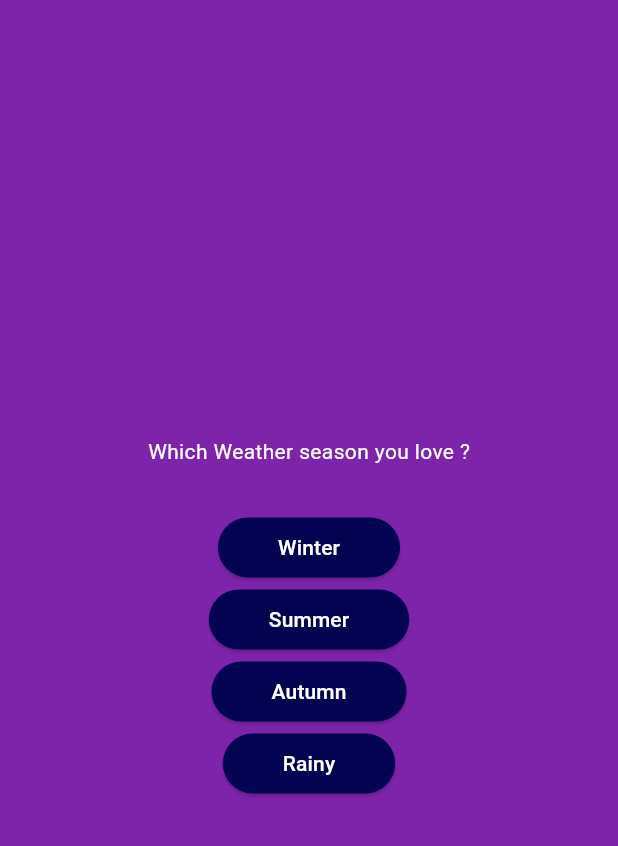
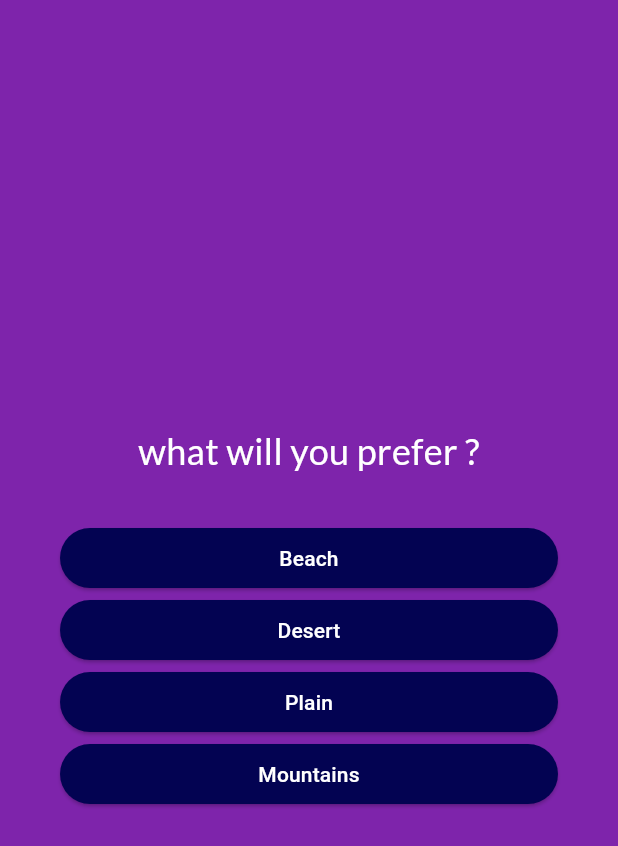
Before and after one commit to shubjain272001/Compatibility_test, a Flutter app: the screen it shows after launch, after a tap on "Start Quiz", after a tap on "Summer", on a phone screen of 412 x 824 dp. Shown: the top 846 px of the screen. Run offline on Flutter 3.47's test engine with Material 3 defaults, Android fonts, the phone set to English and light mode, and no system bars; our stand-ins replace google_fonts.

Commit message:
all screen assembled

```diff
--- a/lib/Models/Questions_define.dart
+++ b/lib/Models/Questions_define.dart
@@ -1,3 +1,6 @@
+
+import 'package:compatibilty_test/answerButton.dart';
+import 'package:compatibilty_test/data/Questions.dart';
 
 class question{
 
@@ -6,5 +9,11 @@ const question( this.text ,this.answers);
  final String text ;
  final List <String> answers ;
 
+ List<String> GetShuffledList() {
+
+  final shuffledList = List.of(answers) ;
+  shuffledList.shuffle();
+  return shuffledList ;
+ }
 
 }
--- a/lib/Questions_screen.dart
+++ b/lib/Questions_screen.dart
@@ -1,34 +1,58 @@
 import 'package:compatibilty_test/answerButton.dart';
 import 'package:flutter/material.dart';
 import 'package:compatibilty_test/data/Questions.dart';
-
+import 'package:google_fonts/google_fonts.dart';
 
 class Questions extends StatefulWidget {
-  const Questions({super.key});
+  const Questions({super.key,required this.OnselectAnswer ,});
 
+  final void Function(String answer) OnselectAnswer;
   @override
   State<Questions> createState() => _QuestionsState();
 }
 
 class _QuestionsState extends State<Questions> {
+  var currentquestion = 0;
+
+  void current_question_no(String selected_answer) {
+
+    widget.OnselectAnswer(selected_answer);
+      setState(() {
+        currentquestion++;
+      });
+    }
+
+
   @override
   Widget build(BuildContext context) {
 
-    var activebutton = questions[0];
+    var activebutton = questions[currentquestion];
     return SizedBox(
       width: double.infinity,
+      child: Container(
+        margin: EdgeInsets.all(40),
         child: Column(
+          crossAxisAlignment: CrossAxisAlignment.stretch,
           mainAxisAlignment: MainAxisAlignment.center,
           children: [
-          Text(activebutton.text,style: TextStyle(color: Colors.white),),
+            Text(
+              activebutton.text,
+              style: GoogleFonts.lato(
+                color: Colors.white,
+                fontSize: 24,
+              ),
+              textAlign: TextAlign.center,
+            ),
             const SizedBox(
               height: 30,
             ),
-          answerButton(() {}, activebutton.answers[0]),
-          answerButton(() {}, activebutton.answers[1]),
-          answerButton(() {}, activebutton.answers[2]),
-          answerButton(() {}, activebutton.answers[3]),
+            ...activebutton.GetShuffledList().map((answer) {
+              return answerButton( (){
+                current_question_no(answer);
+              }, answer);
+            })
           ],
+        ),
       ),
     );
   }
--- a/lib/StartScreen.dart
+++ b/lib/StartScreen.dart
@@ -3,9 +3,9 @@ import 'dart:math';
 import 'package:flutter/material.dart';
 
 class StartScreen extends StatelessWidget {
-  StartScreen( this.startQuiz,{super.key});
+  StartScreen(this.startQuiz, {super.key});
 
- final void Function() startQuiz  ;
+  final void Function() startQuiz;
 
   @override
   Widget build(context) {
@@ -13,9 +13,12 @@ class StartScreen extends StatelessWidget {
       child: Column(
         mainAxisSize: MainAxisSize.min,
         children: [
-          Image.asset('assets/images/quiz-logo.png',
-           height: 300, width: 400,
-           color: const Color.fromARGB(80, 255, 255, 255),),
+          Image.asset(
+            'assets/images/quiz-logo.png',
+            height: 300,
+            width: 400,
+            color: const Color.fromARGB(80, 255, 255, 255),
+          ),
           const Padding(padding: EdgeInsets.only(top: 80)),
           const Text('Lets check our Compatibility',
               style: TextStyle(fontSize: 24, color: Colors.white)),
@@ -23,16 +26,16 @@ class StartScreen extends StatelessWidget {
           OutlinedButton.icon(
             onPressed: () {
               startQuiz();
-
             },
             style: OutlinedButton.styleFrom(
-              foregroundColor: Color.fromARGB(255, 255, 255, 255),
+              foregroundColor: const Color.fromARGB(255, 255, 255, 255),
             ),
-           icon: const Icon(Icons.arrow_right_alt),
+            icon: const Icon(Icons.arrow_right_alt),
             label: const Text(
-
               'Start Quiz',
-              style: TextStyle(fontSize: 15,),
+              style: TextStyle(
+                fontSize: 15,
+              ),
             ),
           )
         ],
--- a/lib/answerButton.dart
+++ b/lib/answerButton.dart
@@ -1,23 +1,24 @@
 import 'package:flutter/material.dart';
 
 class answerButton extends StatelessWidget {
-
-  const answerButton(this.ontap,this.text ,{super.key});
-
+  const answerButton(this.ontap, this.text, {super.key});
 
   final String text;
-     final void Function()  ontap ;
+  final void Function() ontap;
   @override
   Widget build(BuildContext context) {
-    return   ElevatedButton(
+    return ElevatedButton(
       onPressed: ontap,
-          child:Text(text,style: TextStyle(color: Colors.white),),
+      child: Text(
+        text,
+        style: TextStyle(color: Colors.white),
+        textAlign: TextAlign.center,
+      ),
       style: ElevatedButton.styleFrom(
-            padding: EdgeInsets.symmetric(horizontal: 40,vertical: 10),
-            backgroundColor: Color.fromARGB(255, 3, 3, 82),
+        padding: const EdgeInsets.symmetric(horizontal: 40, vertical: 10),
+        backgroundColor: const Color.fromARGB(255, 3, 3, 82),
         foregroundColor: Colors.white,
         shape: RoundedRectangleBorder(borderRadius: BorderRadius.circular(40)),
-
       ),
     );
   }
--- a/lib/data/Questions.dart
+++ b/lib/data/Questions.dart
@@ -2,7 +2,6 @@ import 'package:compatibilty_test/Models/Questions_define.dart';
 import 'package:compatibilty_test/Questions_screen.dart';
 
  const questions =[
-
  question('Which Weather season you love ?',
   [
    'Winter',
@@ -11,7 +10,6 @@ import 'package:compatibilty_test/Questions_screen.dart';
    'Rainy',
   ],
  ),
-
  question('what will you prefer ?',
   [
    'Mountains',
@@ -20,7 +18,6 @@ import 'package:compatibilty_test/Questions_screen.dart';
    'Desert',
   ],
  ),
-
   question('Which quality you think suits you most?',
   [
    'Cool',
@@ -29,7 +26,6 @@ import 'package:compatibilty_test/Questions_screen.dart';
    'Cool',
   ],
  ),
-
  question('best Singer between them?',
   [
    'Arijit Singh',
@@ -38,5 +34,4 @@ import 'package:compatibilty_test/Questions_screen.dart';
    'Honey Singh',
   ],
  ),
-
 ];
--- a/lib/quiz.dart
+++ b/lib/quiz.dart
@@ -3,7 +3,7 @@ import 'package:compatibilty_test/StartScreen.dart';
 import 'package:compatibilty_test/Questions_screen.dart';
 import 'package:flutter/widgets.dart';
 
-class  Quiz extends StatefulWidget {
+class Quiz extends StatefulWidget {
   const Quiz({super.key});
 
   @override
@@ -11,26 +11,28 @@ class  Quiz extends StatefulWidget {
 }
 
 class _QuizState extends State<Quiz> {
-    var activeScreen ='start-screen';
 
-  void SwitchScreen(){
+  final List<String> selected_answers = [];
+  var activeScreen = 'start-screen';
+
+  void SwitchScreen() {
     setState(() {
       activeScreen = 'questions-screen';
     });
-
   }
 
-
+ void chooseAnswer(String answer){
+   selected_answers.add(answer);
+ }
   @override
-
-  Widget build( context) {
-
-
+  Widget build(context) {
     return MaterialApp(
-     home: Scaffold(
-      backgroundColor:  Color.fromARGB(255, 126, 36, 171),
-      body:  activeScreen == 'start-screen'?StartScreen(SwitchScreen) : const Questions() ,
+      home: Scaffold(
+        backgroundColor: Color.fromARGB(255, 126, 36, 171),
+        body: activeScreen == 'start-screen'
+            ? StartScreen(SwitchScreen)
+            :  Questions( OnselectAnswer: chooseAnswer),
       ),
-      );
+    );
   }
 }
--- a/pubspec.yaml
+++ b/pubspec.yaml
@@ -35,6 +35,7 @@ dependencies:
   # The following adds the Cupertino Icons font to your application.
   # Use with the CupertinoIcons class for iOS style icons.
   cupertino_icons: ^1.0.6
+  google_fonts: ^6.2.0
 
 dev_dependencies:
   flutter_test:
```
Also changed, not shown: pubspec.lock, 1 other file. Lines whose indentation alone changed are shown as unchanged.
